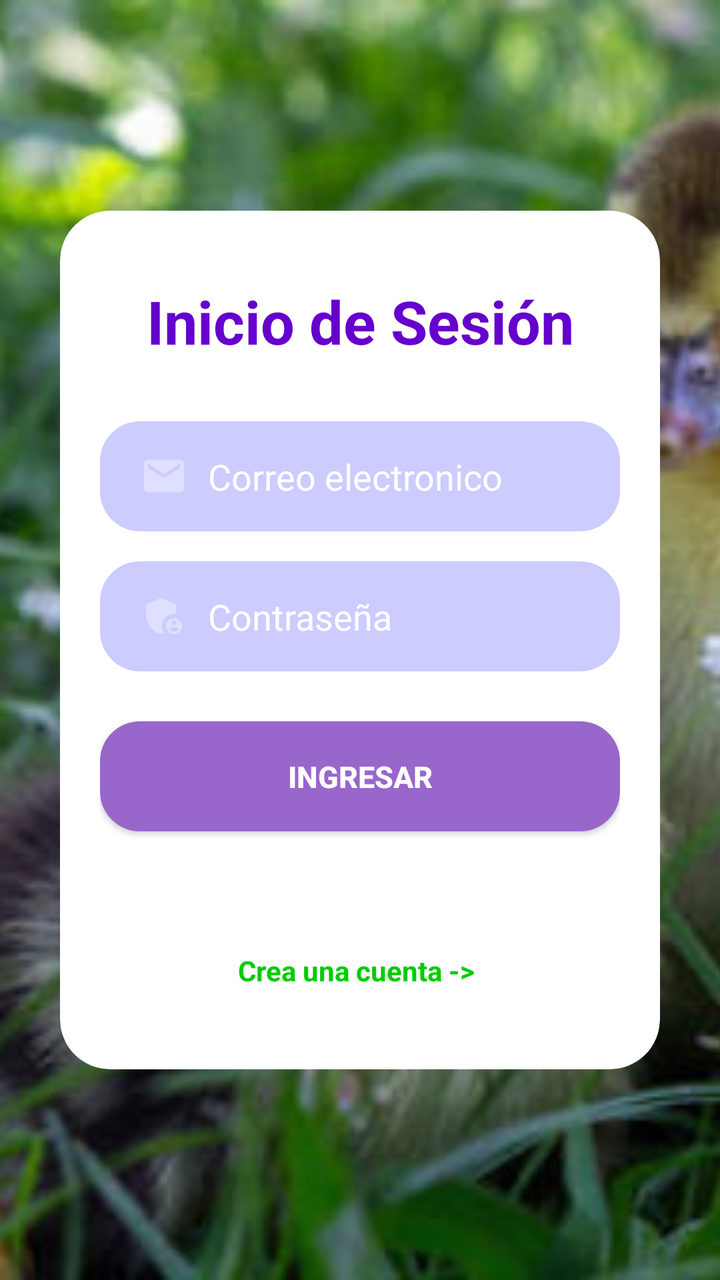
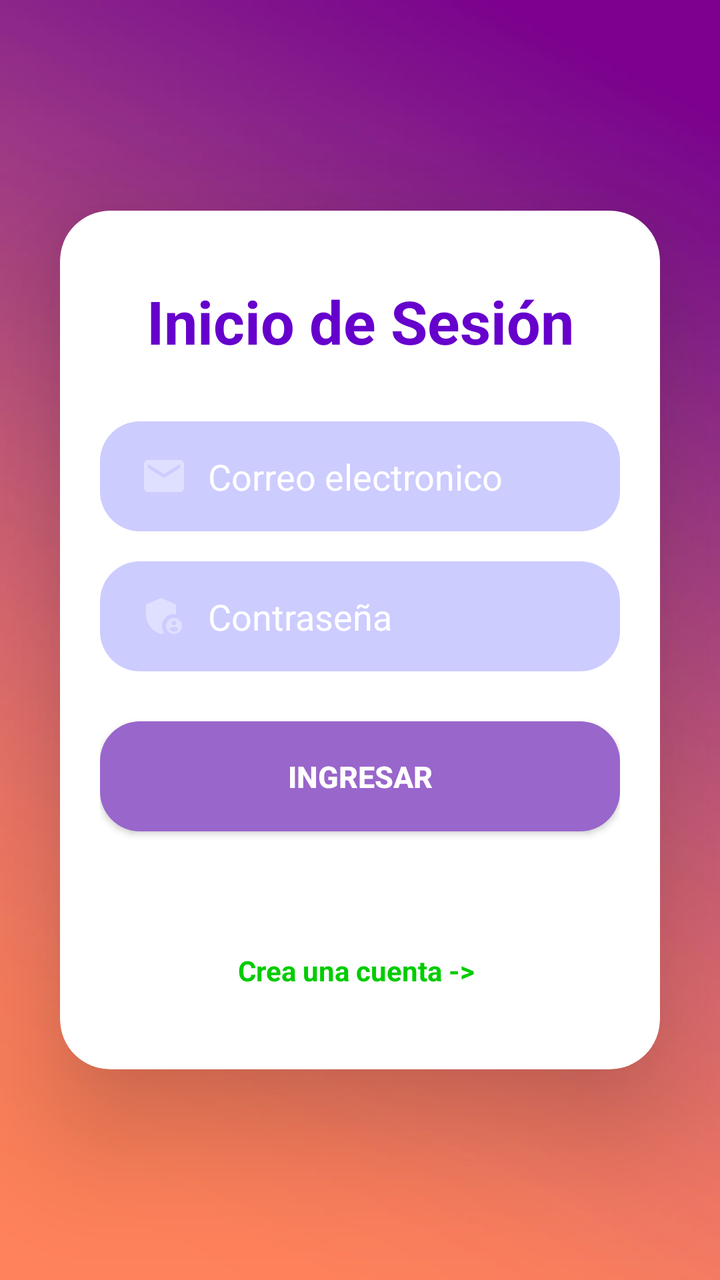

Before-and-after screenshots of an Android layout around one commit, followed by the original layout XML and the change that was made.
<!-- AndroidManifest.xml: application theme Theme.MusicPortal_4A -->
<!-- res/layout/activity_main.xml -->
<?xml version="1.0" encoding="utf-8"?>
<androidx.constraintlayout.widget.ConstraintLayout xmlns:android="http://schemas.android.com/apk/res/android"
    xmlns:app="http://schemas.android.com/apk/res-auto"
    xmlns:tools="http://schemas.android.com/tools"
    android:id="@+id/main"
    android:layout_width="match_parent"
    android:layout_height="match_parent"
    android:background="@color/white"
    tools:context=".MainActivity">

    <ImageView
        android:id="@+id/imgFondo"
        android:layout_width="00dp"
        android:layout_height="0dp"
        android:src="@drawable/images"
        android:scaleType="centerCrop"
        app:layout_constraintBottom_toBottomOf="parent"
        app:layout_constraintEnd_toEndOf="parent"
        app:layout_constraintStart_toStartOf="parent"
        app:layout_constraintTop_toTopOf="parent" />


    
    <androidx.cardview.widget.CardView
        android:id="@+id/contenedor"
        android:layout_width="0dp"
        android:layout_height="wrap_content"
        app:layout_constraintBottom_toBottomOf="parent"
        app:layout_constraintEnd_toEndOf="parent"
        app:layout_constraintStart_toStartOf="parent"
        app:layout_constraintTop_toTopOf="parent"
        android:layout_margin="30dp"
        app:cardElevation="35dp"
        app:cardCornerRadius="25sp"
        android:backgroundTint="@color/white">

        <LinearLayout
            android:layout_width="match_parent"
            android:layout_height="wrap_content"
            android:orientation="vertical"
            android:padding="20dp"
            android:layout_gravity="center"
            android:gravity="center">

            <TextView
                android:id="@+id/tvTitulo"
                android:layout_width="match_parent"
                android:layout_height="wrap_content"
                android:layout_marginTop="15dp"
                android:layout_marginBottom="30dp"
                android:text="Inicio de Sesión"
                android:gravity="center"
                android:textColor="#6600CC"
                android:textSize="30sp"
                android:textStyle="bold"/>

            <EditText
                android:id="@+id/etCorreo"
                android:layout_width="match_parent"
                android:layout_height="55dp"
                android:background="@drawable/bg_input"
                android:hint="Correo electronico"
                android:paddingStart="20dp"
                android:paddingEnd="15dp"
                android:textColor="#3333"
                android:textColorHint="#FFF"
                android:inputType="textEmailAddress"
                android:drawablePadding="10dp"
                android:drawableStart="@drawable/baseline_email_24"/>

            <EditText
                android:id="@+id/etPass"
                android:layout_width="match_parent"
                android:layout_height="55dp"
                android:background="@drawable/bg_input"
                android:hint="Contraseña"
                android:paddingStart="20dp"
                android:paddingEnd="15dp"
                android:textColor="#3333"
                android:textColorHint="#FFF"
                android:inputType="textPassword"
                android:drawablePadding="10dp"
                android:layout_marginTop="15dp"
                android:drawableStart="@drawable/passw"/>

            <androidx.appcompat.widget.AppCompatButton
                android:id="@+id/btnIngresar"
                android:layout_width="match_parent"
                android:layout_height="55dp"
                android:background="@drawable/pg_button"
                android:layout_marginTop="25dp"
                android:text="INGRESAR"
                android:textColor="#FFFFFF"
                android:textStyle="bold"
                android:textSize="15sp"/>
            <TextView
                android:id="@+id/tvCrearCuenta"
                android:layout_width="wrap_content"
                android:layout_height="wrap_content"
                android:text="Crea una cuenta -> "
                android:layout_marginTop="60dp"
                android:layout_marginBottom="20dp"
                android:textStyle="bold"
                android:textColor="#00CC00"/>




        </LinearLayout>


    </androidx.cardview.widget.CardView>




</androidx.constraintlayout.widget.ConstraintLayout>
<!-- resources referenced by this layout -->
<resources>
  <color name="white">#FFFFFFFF</color>
  <!-- drawable baseline_email_24 (drawable) -->
  <vector xmlns:android="http://schemas.android.com/apk/res/android" android:height="24dp" android:tint="#DFDFFF" android:viewportHeight="24" android:viewportWidth="24" android:width="24dp">
        
      <path android:fillColor="@android:color/white" android:pathData="M20,4L4,4c-1.1,0 -1.99,0.9 -1.99,2L2,18c0,1.1 0.9,2 2,2h16c1.1,0 2,-0.9 2,-2L22,6c0,-1.1 -0.9,-2 -2,-2zM20,8l-8,5 -8,-5L4,6l8,5 8,-5v2z"/>
      
  </vector>
  <!-- drawable bg_input (drawable) -->
  <?xml version="1.0" encoding="utf-8"?>
  <shape xmlns:android="http://schemas.android.com/apk/res/android">
      <solid android:color="#CCCCFF"/>
      <corners android:radius="20dp"/>
  
  
  </shape>
  <!-- drawable images: jpg bitmap (drawable, 41389 bytes) -->
  <!-- drawable passw (drawable) -->
  <vector xmlns:android="http://schemas.android.com/apk/res/android" android:height="24dp" android:tint="#DFDFFF" android:viewportHeight="24" android:viewportWidth="24" android:width="24dp">
        
      <path android:fillColor="@android:color/white" android:pathData="M17,11c0.34,0 0.67,0.04 1,0.09V6.27L10.5,3L3,6.27v4.91c0,4.54 3.2,8.79 7.5,9.82c0.55,-0.13 1.08,-0.32 1.6,-0.55C11.41,19.47 11,18.28 11,17C11,13.69 13.69,11 17,11z"/>
        
      <path android:fillColor="@android:color/white" android:pathData="M17,13c-2.21,0 -4,1.79 -4,4c0,2.21 1.79,4 4,4s4,-1.79 4,-4C21,14.79 19.21,13 17,13zM17,14.38c0.62,0 1.12,0.51 1.12,1.12s-0.51,1.12 -1.12,1.12s-1.12,-0.51 -1.12,-1.12S16.38,14.38 17,14.38zM17,19.75c-0.93,0 -1.74,-0.46 -2.24,-1.17c0.05,-0.72 1.51,-1.08 2.24,-1.08s2.19,0.36 2.24,1.08C18.74,19.29 17.93,19.75 17,19.75z"/>
      
  </vector>
  <!-- drawable pg_button (drawable) -->
  <?xml version="1.0" encoding="utf-8"?>
  <shape xmlns:android="http://schemas.android.com/apk/res/android">
      <solid android:color="#9966CC"/>
      <corners android:radius="20dp"/>
  
  </shape>
  <style name="Theme.MusicPortal_4A" parent="Base.Theme.MusicPortal_4A" />
  <style name="Base.Theme.MusicPortal_4A" parent="Theme.Material3.DayNight.NoActionBar">
          
          
      </style>
</resources>

<!-- the commit's change to res/layout/activity_main.xml (unified diff, before → after) -->
@@ -12,7 +12,7 @@
         android:id="@+id/imgFondo"
         android:layout_width="00dp"
         android:layout_height="0dp"
-        android:src="@drawable/images"
+        android:src="@drawable/fondo"
         android:scaleType="centerCrop"
         app:layout_constraintBottom_toBottomOf="parent"
         app:layout_constraintEnd_toEndOf="parent"
<!-- resource entries referenced after the edit -->
@@ -15,7 +15,7 @@
   
   
   </shape>
-  <!-- drawable images: jpg bitmap (drawable, 41389 bytes) -->
+  <!-- drawable fondo: jpg bitmap (drawable, 9349 bytes) -->
   <!-- drawable passw (drawable) -->
   <vector xmlns:android="http://schemas.android.com/apk/res/android" android:height="24dp" android:tint="#DFDFFF" android:viewportHeight="24" android:viewportWidth="24" android:width="24dp">
         
